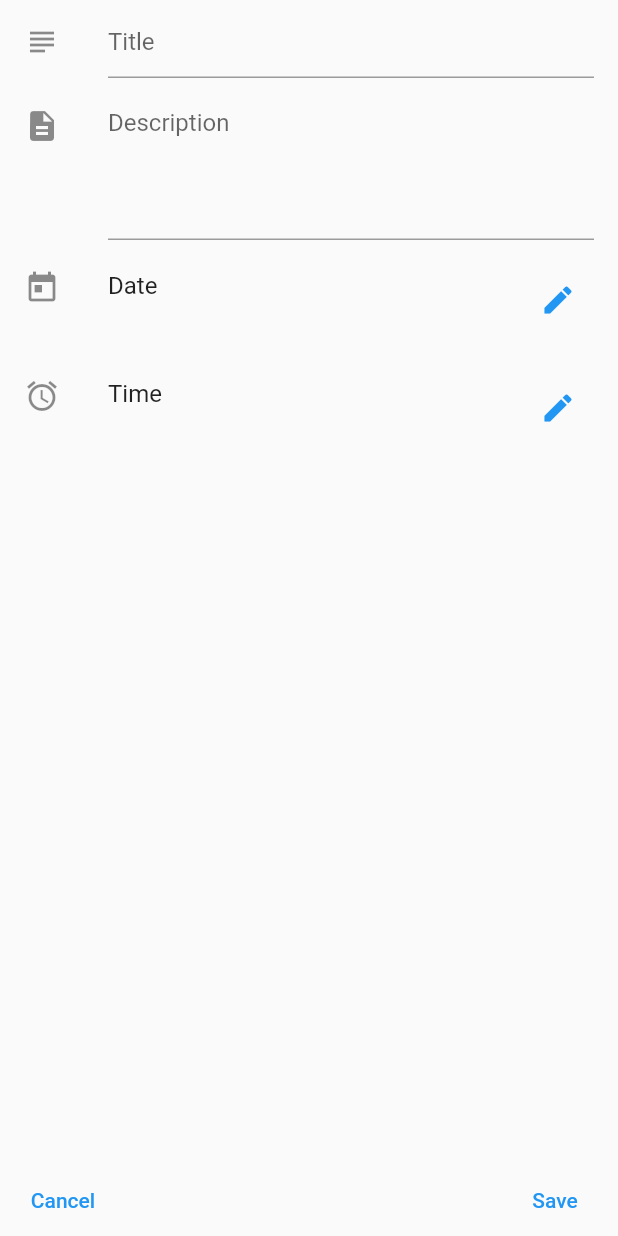
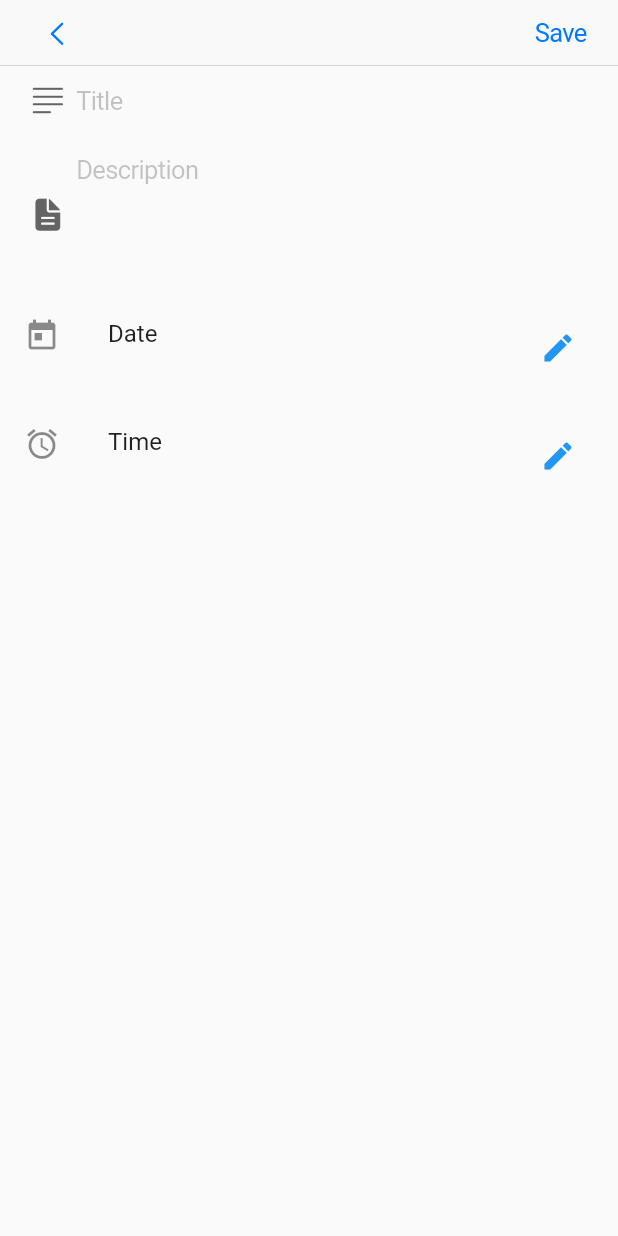
Before and after one commit to daniiliv/flutterbook, a Flutter app: the AppointmentsEntry screen opened directly, on a phone screen of 412 x 824 dp. Run offline on Flutter 3.47's test engine with Material 2 defaults, Android fonts, the phone set to English and light mode, and no system bars; our stand-ins replace flutter_calendar_carousel, flutter_slidable, image_picker, sqflite; accounts and stored records are empty.

Commit message:
Migrate from Material to Cupertino. AppointmentsList - done. AppointmentsEntry - in progress.

```diff
--- a/lib/appointments/AppointmentsEntry.dart
+++ b/lib/appointments/AppointmentsEntry.dart
@@ -1,4 +1,5 @@
 import "dart:async";
+import 'package:flutter/cupertino.dart';
 import "package:flutter/material.dart";
 import "package:scoped_model/scoped_model.dart";
 import "../utils.dart" as utils;
@@ -54,48 +55,52 @@ class AppointmentsEntry extends StatelessWidget {
                 (BuildContext inContext, Widget inChild,
                     AppointmentsModel inModel) {
           return Scaffold(
-              bottomNavigationBar: Padding(
-                  padding: EdgeInsets.symmetric(vertical: 0, horizontal: 10),
-                  child: Row(children: [
-                    TextButton(
-                        child: Text("Cancel"),
-                        onPressed: () {
+              appBar: CupertinoNavigationBar(
+                leading: CupertinoButton(
+                  child: Icon(CupertinoIcons.left_chevron),
+                  onPressed: () async {
                     // Hide soft keyboard.
                     FocusScope.of(inContext).requestFocus(FocusNode());
                     // Go back to the list view.
                     inModel.setStackIndex(0);
-                        }),
-                    Spacer(),
-                    TextButton(
+                  },
+                  padding: EdgeInsets.zero,
+                ),
+                trailing: CupertinoButton(
                   child: Text("Save"),
                   onPressed: () {
                     _save(inContext, appointmentsModel);
-                        })
-                  ])),
+                  },
+                  padding: EdgeInsets.zero,
+                ),
+              ),
               body: Form(
                   key: _formKey,
                   child: ListView(children: [
                     // Title.
-                    ListTile(
-                        leading: Icon(Icons.subject),
-                        title: TextFormField(
-                            decoration: InputDecoration(hintText: "Title"),
+                    CupertinoTextFormFieldRow(
+                        prefix: Icon(
+                          CupertinoIcons.text_justifyleft,
+                          color: Theme.of(inContext).hintColor,
+                        ),
+                        placeholder: 'Title',
                         controller: _titleEditingController,
                         validator: (String inValue) {
                           if (inValue.length == 0) {
                             return "Please enter a title";
                           }
                           return null;
-                            })),
+                        }),
                     // Description.
-                    ListTile(
-                        leading: Icon(Icons.description),
-                        title: TextFormField(
+                    CupertinoTextFormFieldRow(
+                        prefix: Icon(
+                          CupertinoIcons.doc_text_fill,
+                          color: Theme.of(inContext).hintColor,
+                        ),
                         keyboardType: TextInputType.multiline,
                         maxLines: 4,
-                            decoration:
-                                InputDecoration(hintText: "Description"),
-                            controller: _descriptionEditingController)),
+                        placeholder: "Description",
+                        controller: _descriptionEditingController),
                     // Appointment Date.
                     ListTile(
                         leading: Icon(Icons.today),
```
Also changed, not shown: lib/appointments/AppointmentsList.dart (+16 -12 lines), lib/main.dart (+67 -28 lines). Lines whose indentation alone changed are shown as unchanged.
